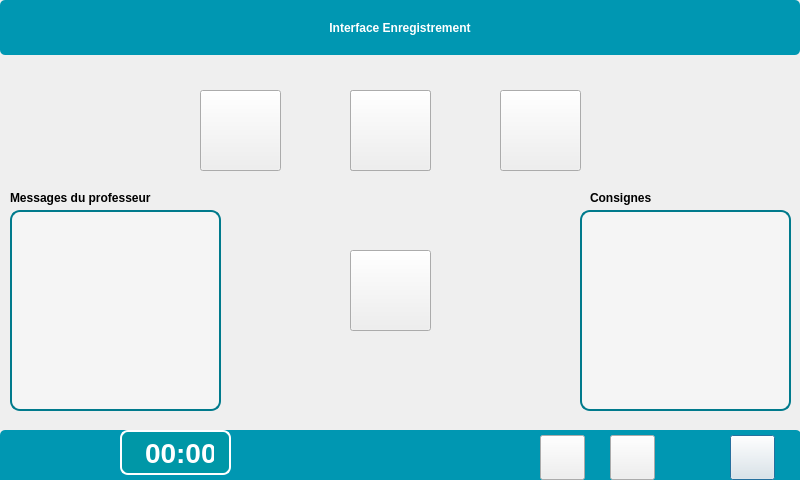
This is InterfaceEleve/interfaceenregistrement.ui in Sam-Depardieu/Labo-de-langue as Qt 5 draws it before an edit. The edited form follows.
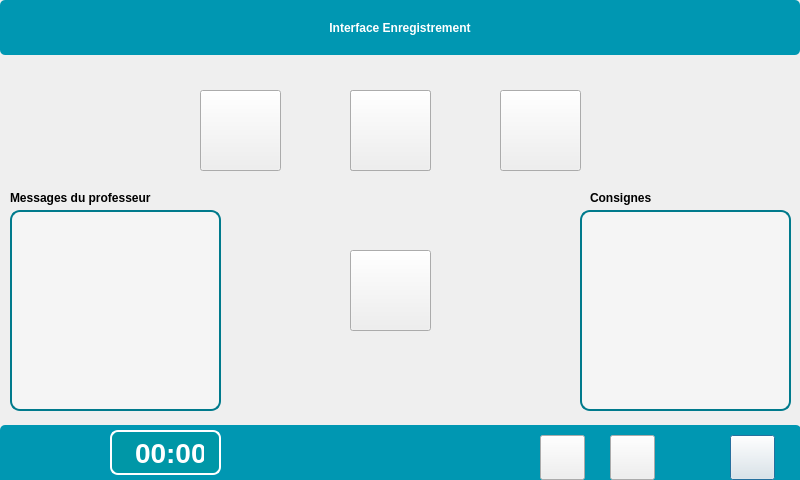
This is the edited form. Icons and pictures are not drawn.

What changed in the file:
```diff
--- a/InterfaceEleve/interfaceenregistrement.ui
+++ b/InterfaceEleve/interfaceenregistrement.ui
@@ -88,9 +88,9 @@
    <property name="geometry">
     <rect>
      <x>0</x>
-     <y>430</y>
+     <y>425</y>
      <width>801</width>
-     <height>55</height>
+     <height>61</height>
     </rect>
    </property>
    <property name="styleSheet">
@@ -346,7 +346,7 @@
   <widget class="QLabel" name="chronoLabel">
    <property name="geometry">
     <rect>
-     <x>120</x>
+     <x>110</x>
      <y>430</y>
      <width>111</width>
      <height>45</height>
```
Left out of the diff: 51 changed lines with no effect on the pictures.
